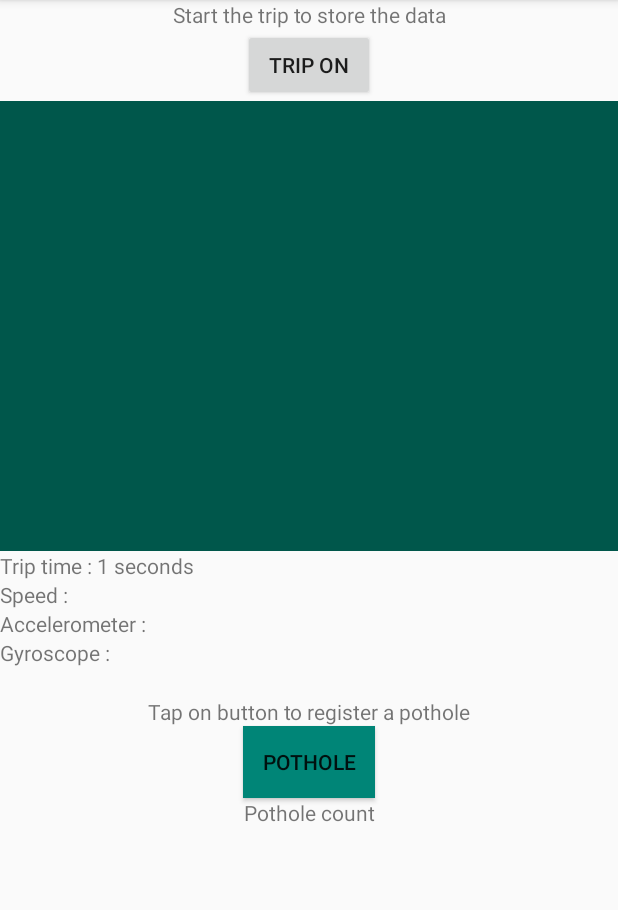
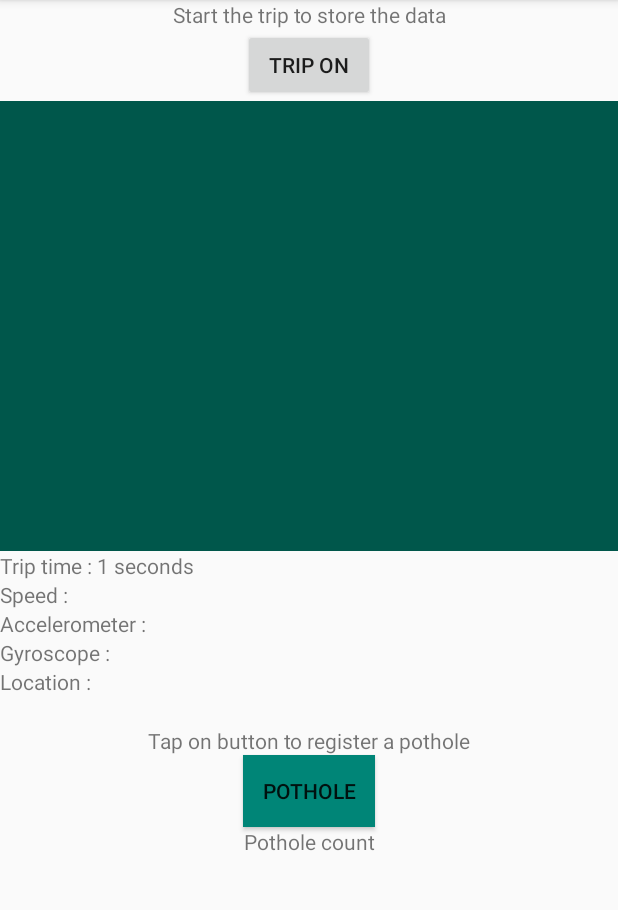
Before and after one commit to shiv07tiwari/Pothole-Data-Collection, an Android app: the screen it shows after launch (MainActivity), after a tap on "START", on a phone screen of 412 x 824 dp, the part 84-994 px from its top. Run offline under Robolectric (Android 15) with nearby library versions, the phone set to English and light mode, and no system bars; 2 statements that could not run were skipped.

Commit message:
added location service for latitude and longitude

```diff
--- a/app/build.gradle
+++ b/app/build.gradle
@@ -31,5 +31,8 @@ dependencies {
     implementation 'androidx.constraintlayout:constraintlayout:1.1.3'
     testImplementation 'junit:junit:4.12'
     androidTestImplementation 'androidx.test.ext:junit:1.1.0'
-    androidTestImplementation 'androidx.test.espresso:espresso-core:3.1.1'
+    androidTestImplementation 'androidx.test.espresso:espresso-core:3.1.1'\
+
+    implementation 'com.google.android.gms:play-services-location:17.0.0'
+
 }
--- a/app/src/main/AndroidManifest.xml
+++ b/app/src/main/AndroidManifest.xml
@@ -1,6 +1,9 @@
 <?xml version="1.0" encoding="utf-8"?>
 <manifest xmlns:android="http://schemas.android.com/apk/res/android"
     package="com.example.potholedatacollection">
+    <uses-permission android:name="android.permission.ACCESS_COARSE_LOCATION"/>
+    <uses-permission android:name="android.permission.ACCESS_FINE_LOCATION"/>
+    <uses-permission android:name="android.permission.INTERNET" />
 
     <application
         android:allowBackup="true"
--- a/app/src/main/java/com/example/potholedatacollection/home/view/MainActivity.kt
+++ b/app/src/main/java/com/example/potholedatacollection/home/view/MainActivity.kt
@@ -1,15 +1,28 @@
 package com.example.potholedatacollection.home.view
 
+import android.Manifest
+import android.annotation.SuppressLint
 import android.content.Context
+import android.content.Intent
+import android.content.pm.PackageManager
 import android.hardware.Sensor
 import android.hardware.SensorEvent
 import android.hardware.SensorEventListener
 import android.hardware.SensorManager
+import android.location.Location
+import android.location.LocationManager
+import android.os.Build
 import androidx.appcompat.app.AppCompatActivity
 import android.os.Bundle
 import android.os.CountDownTimer
+import android.os.Looper
+import android.provider.Settings
 import android.util.Log
+import android.widget.Toast
+import androidx.appcompat.app.AlertDialog
+import androidx.core.app.ActivityCompat
 import com.example.potholedatacollection.R
+import com.google.android.gms.location.*
 import kotlinx.android.synthetic.main.activity_main.*
 /**
  * TODO : Add location wherever sheet is updated. Sheet is basically database. Abhi phone me hi excel sheet bana denge
@@ -23,10 +36,25 @@ class MainActivity : AppCompatActivity(), SensorEventListener {
     lateinit var sensorGyroscope: Sensor
     var tripTimer: Int = 0
     var potHoleCounter: Int = 0
+    private val REQUEST_PERMISSION_LOCATION = 10
+    internal lateinit var mLocationRequest: LocationRequest
+    var latitude:Double = 0.0
+    var longitude:Double = 0.0
+    private var mFusedLocationProviderClient: FusedLocationProviderClient? = null
+    lateinit var countDownTimer:CountDownTimer
+
+
 
     override fun onCreate(savedInstanceState: Bundle?) {
         super.onCreate(savedInstanceState)
         setContentView(R.layout.activity_main)
+
+        mLocationRequest = LocationRequest()
+        val locationManager = getSystemService(Context.LOCATION_SERVICE) as LocationManager
+        if (!locationManager.isProviderEnabled(LocationManager.GPS_PROVIDER)) {
+            buildAlertMessageNoGps()
+        }
+
         sensorManager = getSystemService(Context.SENSOR_SERVICE) as SensorManager
         sensorAccelerometer = sensorManager.getDefaultSensor(Sensor.TYPE_ACCELEROMETER)
         sensorGyroscope = sensorManager.getDefaultSensor(Sensor.TYPE_GYROSCOPE)
@@ -46,12 +74,16 @@ class MainActivity : AppCompatActivity(), SensorEventListener {
     }
 
     fun startNewTrip() {
+        Log.e("log","Starting new trip")
 
         if (isTripOn) {
             isTripOn = false
             btn_start.text = "Start"
             disableSensors()
             disablePotholeCounter()
+            stopLocationService()
+            countDownTimer.onFinish()
+            countDownTimer.cancel()
             return
         }
         tripTimer = 0
@@ -59,7 +91,7 @@ class MainActivity : AppCompatActivity(), SensorEventListener {
         isTripOn = true
         btn_start.text = "Trip On"
         btn_pothole.isEnabled = true
-        object : CountDownTimer(50000, 1000) {
+        countDownTimer = object : CountDownTimer(50000, 1000) {
             override fun onTick(millisUntilFinished: Long) {
                 txt_trip_duration.text = "Trip time : "+tripTimer+" seconds"
                 tripTimer++
@@ -71,16 +103,82 @@ class MainActivity : AppCompatActivity(), SensorEventListener {
         }.start()
         enableSensors()
         enablePotHoleCounter()
+        startLocationService()
+    }
+
+    fun startLocationService() {
+        Log.e("log","Starting Location services")
+        if (checkPermissionForLocation(this)) {
+            startLocationUpdates()
+        }
+    }
+
+    fun stopLocationService() {
+        Log.e("log","Stopping location service")
+        stoplocationUpdates()
+    }
+
+
+
+    protected fun startLocationUpdates() {
+
+        // Create the location request to start receiving updates
+
+        mLocationRequest.priority = LocationRequest.PRIORITY_HIGH_ACCURACY
+        mLocationRequest.interval = 1000
+        mLocationRequest.fastestInterval = 500
+
+        // Create LocationSettingsRequest object using location request
+        val builder = LocationSettingsRequest.Builder()
+        builder.addLocationRequest(mLocationRequest!!)
+        val locationSettingsRequest = builder.build()
+
+        val settingsClient = LocationServices.getSettingsClient(this)
+        settingsClient.checkLocationSettings(locationSettingsRequest)
+
+        mFusedLocationProviderClient = LocationServices.getFusedLocationProviderClient(this)
+        // new Google API SDK v11 uses getFusedLocationProviderClient(this)
+        if (ActivityCompat.checkSelfPermission(this, Manifest.permission.ACCESS_FINE_LOCATION) != PackageManager.PERMISSION_GRANTED && ActivityCompat.checkSelfPermission(this, Manifest.permission.ACCESS_COARSE_LOCATION) != PackageManager.PERMISSION_GRANTED) {
+
+
+            return
+        }
+        mFusedLocationProviderClient!!.requestLocationUpdates(mLocationRequest, mLocationCallback,
+            Looper.myLooper())
+    }
+
+    private val mLocationCallback = object : LocationCallback() {
+        override fun onLocationResult(locationResult: LocationResult) {
+            // do work here
+            locationResult.lastLocation
+            onLocationChanged(locationResult.lastLocation)
+        }
+    }
+    private fun stoplocationUpdates() {
+        mFusedLocationProviderClient!!.removeLocationUpdates(mLocationCallback)
+    }
+
+    fun onLocationChanged(location: Location) {
+        // New location has now been determined
+        latitude = location.latitude
+        longitude = location.longitude
+        Log.e("log","Location change : "+location.latitude+" "+location.longitude)
+
+        // You can now create a LatLng Object for use with maps
     }
 
 
     fun enableSensors() {
         /**We need sensor readings every 5th second */
+        Log.e("log","Sensors enabled")
+
         sensorManager.registerListener(this,sensorAccelerometer, SensorManager.SENSOR_DELAY_NORMAL)
         sensorManager.registerListener(this,sensorGyroscope, SensorManager.SENSOR_DELAY_NORMAL)
     }
 
     fun disableSensors() {
+        Log.e("log","Sensors disabled")
+
         sensorManager.unregisterListener(this, sensorAccelerometer)
         sensorManager.unregisterListener(this,sensorGyroscope)
     }
@@ -111,7 +209,9 @@ class MainActivity : AppCompatActivity(), SensorEventListener {
                 // To send data in interval of 5 seconds
                 // Add data to sheet - calculate speed here by maintaining
                 // prev x,y,z and then calculating it on an interval of 5 seconds
-                Log.e("log","Sensor1 data : "+x+" "+y+" "+z)
+
+
+                Log.e("log","Sensor1 data : "+x+" "+y+" "+z+" "+latitude+" "+longitude)
             }
         }
 
@@ -121,17 +221,56 @@ class MainActivity : AppCompatActivity(), SensorEventListener {
             val z = p0.values[2]
             if (tripTimer%5 ==0) {
                 // Add this data directly
-                Log.e("log","Sensor2 data : "+x+" "+y+" "+z)
+                Log.e("log","Sensor2 data : "+x+" "+y+" "+z+" "+latitude+" "+longitude)
             }
         }
     }
-    override fun onPause() {
-        super.onPause()
-        disableSensors()
+
+    @SuppressLint("ObsoleteSdkInt")
+    fun checkPermissionForLocation(context: Context): Boolean {
+        return if (Build.VERSION.SDK_INT >= Build.VERSION_CODES.M) {
+
+            if (context.checkSelfPermission(Manifest.permission.ACCESS_FINE_LOCATION) ==
+                PackageManager.PERMISSION_GRANTED){
+                true
+            }else{
+                // Show the permission request
+                ActivityCompat.requestPermissions(this, arrayOf(Manifest.permission.ACCESS_FINE_LOCATION),
+                    REQUEST_PERMISSION_LOCATION)
+                false
+            }
+        } else {
+            true
+        }
     }
 
-    override fun onResume() {
-        super.onResume()
-        enableSensors()
+    override fun onRequestPermissionsResult(requestCode: Int, permissions: Array<out String>, grantResults: IntArray) {
+        if (requestCode == REQUEST_PERMISSION_LOCATION) {
+            if (grantResults[0] == PackageManager.PERMISSION_GRANTED) {
+                //We have to add startlocationUpdate() method later instead of Toast
+                Toast.makeText(this,"Permission granted",Toast.LENGTH_SHORT).show()
+            }
+        }
     }
+
+    private fun buildAlertMessageNoGps() {
+
+        val builder = AlertDialog.Builder(this)
+        builder.setMessage("Your GPS seems to be disabled, do you want to enable it?")
+            .setCancelable(false)
+            .setPositiveButton("Yes") { dialog, id ->
+                startActivityForResult(
+                    Intent(Settings.ACTION_LOCATION_SOURCE_SETTINGS)
+                    , 11)
+            }
+            .setNegativeButton("No") { dialog, id ->
+                dialog.cancel()
+                finish()
+            }
+        val alert: AlertDialog = builder.create()
+        alert.show()
+
+
+    }
+
 }
--- a/app/src/main/res/layout/activity_main.xml
+++ b/app/src/main/res/layout/activity_main.xml
@@ -60,6 +60,13 @@
         app:layout_constraintLeft_toLeftOf="parent"
         app:layout_constraintTop_toBottomOf="@id/txt_accelerometer"
         android:text="Gyroscope : "/>
+    <TextView
+        android:layout_width="wrap_content"
+        android:layout_height="wrap_content"
+        android:id="@+id/txt_location"
+        app:layout_constraintLeft_toLeftOf="parent"
+        app:layout_constraintTop_toBottomOf="@id/txt_gyroscope"
+        android:text="Location : "/>
 
     <TextView
         android:layout_width="wrap_content"
@@ -69,7 +76,7 @@
         android:id="@+id/text_pothole"
         app:layout_constraintRight_toRightOf="parent"
         app:layout_constraintLeft_toLeftOf="parent"
-        app:layout_constraintTop_toBottomOf="@+id/txt_gyroscope"/>
+        app:layout_constraintTop_toBottomOf="@+id/txt_location"/>
 
     <Button
         android:layout_width="wrap_content"
```
